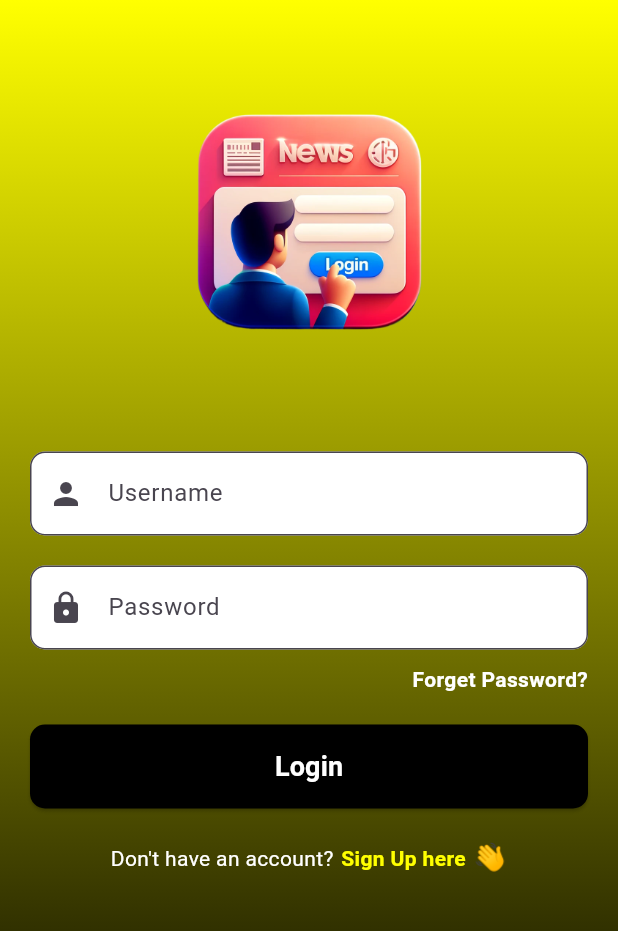
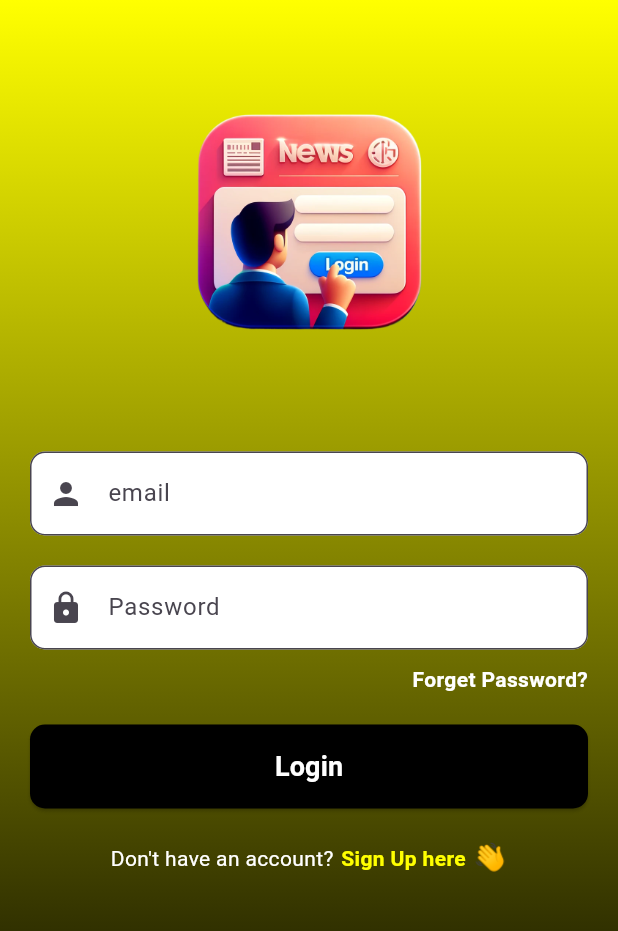
Before and after one commit to piyushbhakre/NewsSphere, a Flutter app: the screen it shows after launch, on a phone screen of 412 x 824 dp, the part 84-1015 px from its top. Run offline on Flutter 3.47's test engine with Material 3 defaults, Android fonts, the phone set to English and light mode, and no system bars; our stand-ins replace cloud_firestore, firebase_auth, firebase_core, flutter_riverpod, shared_preferences; accounts and stored records are empty.

Commit message:
Major update

```diff
--- a/lib/Authentication/Login_Screen.dart
+++ b/lib/Authentication/Login_Screen.dart
@@ -106,7 +106,7 @@ class _LoginScreenState extends State<LoginScreen> {
                 TextField(
                   controller: _usernameController,
                   decoration: InputDecoration(
-                    labelText: 'Username',
+                    labelText: 'email',
                     border: OutlineInputBorder(
                       borderRadius: BorderRadius.circular(10.0),
                     ),
```
Also changed, not shown: firebase.json, lib/firebase_options.dart, pubspec.lock, 3 other files.
